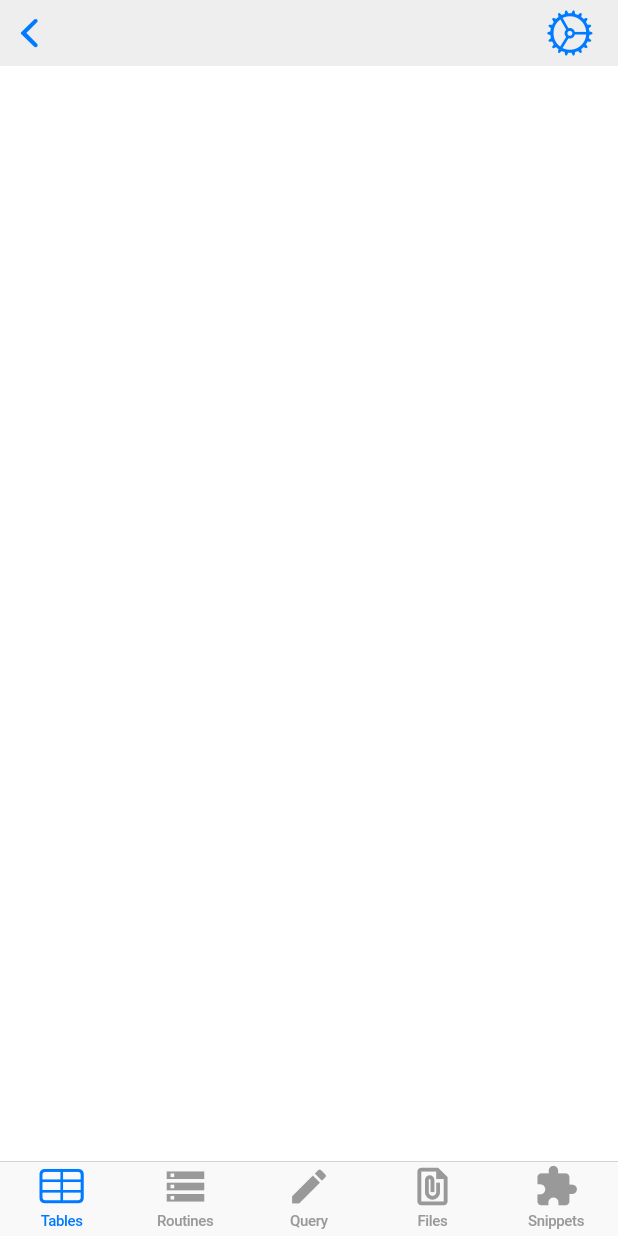
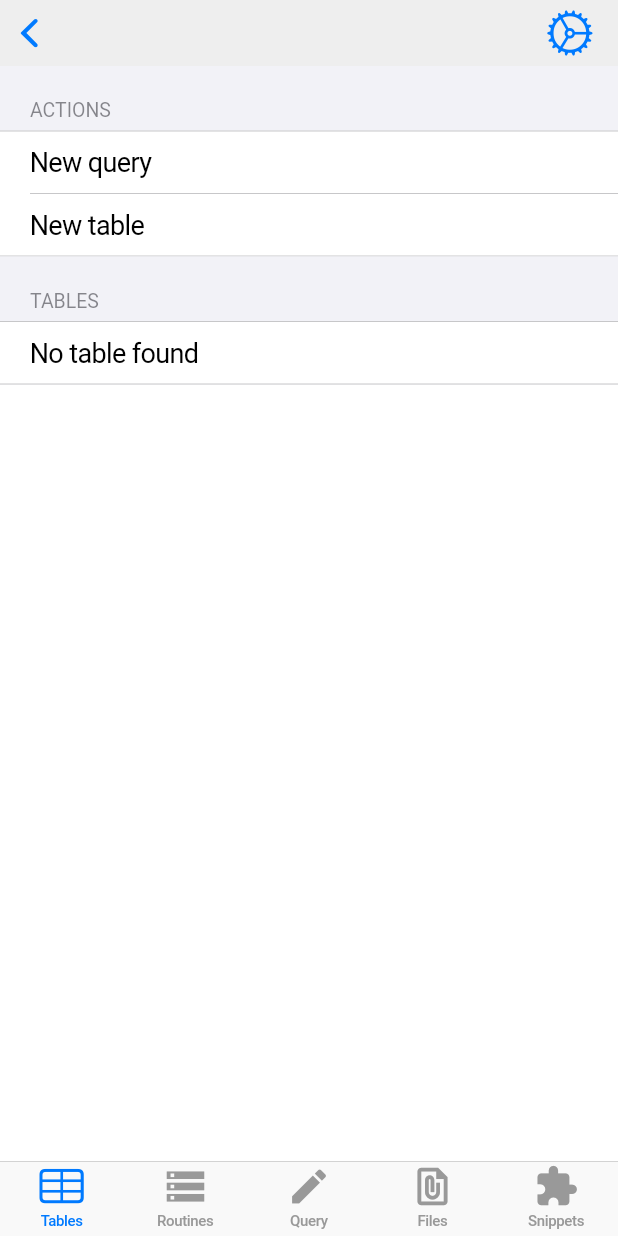
Before and after one commit to billcoding/mysql-client-flutter, a Flutter app: the MainPage screen opened directly with empty values, on a phone screen of 412 x 824 dp. Run offline on Flutter 3.47's test engine with Material 2 defaults, Android fonts, the light colour scheme and no system bars; our stand-ins replace flutter_easyloading, fluttertoast; missing offline and left inert: dart_mysql, sp_util.

Commit message:
Done: read tables

```diff
--- a/lib/pages/connections/home.dart
+++ b/lib/pages/connections/home.dart
@@ -211,7 +211,7 @@ class _HomePageState extends State<HomePage> {
   }
 
   Future<void> start(BuildContext context, int index) async {
-    EasyLoading.show(status: 'connecting...');
+    EasyLoading.show(status: 'Connecting...');
     var _conn = _connections[index];
     _conn.connect().then((conn) async {
       conn.close();
@@ -219,7 +219,7 @@ class _HomePageState extends State<HomePage> {
       Navigator.of(context).push(MaterialPageRoute(
           builder: (context) => MainPage(_conn, title: _conn.alias)));
     }).onError((error, stackTrace) {
-      EasyLoading.showError('connect: fail');
+      EasyLoading.showError('Connect: fail');
     });
   }
 }
--- a/lib/pages/mysql/main.dart
+++ b/lib/pages/mysql/main.dart
@@ -1,6 +1,5 @@
 library mysql_main;
 
-import 'package:dart_mysql/dart_mysql.dart';
 import 'package:flutter/cupertino.dart';
 import 'package:flutter/material.dart';
 import 'package:flutter_easyloading/flutter_easyloading.dart';
@@ -33,7 +32,9 @@ class _MainPageState extends State<MainPage> {
   void initState() {
     super.initState();
     open();
-    refreshTables();
+    Future.delayed(Duration(milliseconds: 100), () {
+      refreshTables();
+    });
   }
 
   @override
@@ -88,40 +89,31 @@ class _MainPageState extends State<MainPage> {
   }
 
   Widget buildTableTabView(BuildContext context) {
-    return
-
-        // Column(children: [
-        //   CupertinoFormSection(header: Text('ACTIONS'), children: [
-        //     CupertinoFormRow(
-        //         padding: EdgeInsets.symmetric(vertical: 10, horizontal: 20),
-        //         child: Row(children: [
-        //           Expanded(
-        //               flex: 19,
-        //               child: Text(
-        //                 'New query',
-        //                 style: TextStyle(fontSize: 18),
-        //               ))
-        //         ])),
-        //     CupertinoFormRow(
-        //         padding: EdgeInsets.symmetric(vertical: 10, horizontal: 20),
-        //         child: Row(children: [
-        //           Expanded(
-        //               flex: 19,
-        //               child: Text(
-        //                 'New table',
-        //                 style: TextStyle(fontSize: 18),
-        //               ))
-        //         ])),
-        //   ]),
-        // CupertinoFormSection(header: Text('TABLES'), children: [
-        ListView.builder(
-            itemCount: _tables.length,
-            itemBuilder: (BuildContext context, int index) {
-              return Text(_tables[index].name, style: TextStyle(fontSize: 18));
-            });
-    // ]),
-    // ]
-    // );
+    return ListView(children: [
+      CupertinoFormSection(header: Text('ACTIONS'), children: [
+        CupertinoFormRow(
+            padding: EdgeInsets.symmetric(vertical: 10, horizontal: 20),
+            child: Row(children: [
+              Expanded(
+                  flex: 19,
+                  child: Text(
+                    'New query',
+                    style: TextStyle(fontSize: 18),
+                  ))
+            ])),
+        CupertinoFormRow(
+            padding: EdgeInsets.symmetric(vertical: 10, horizontal: 20),
+            child: Row(children: [
+              Expanded(
+                  flex: 19,
+                  child: Text(
+                    'New table',
+                    style: TextStyle(fontSize: 18),
+                  ))
+            ])),
+      ]),
+      CupertinoFormSection(header: Text('TABLES'), children: buildTableItems()),
+    ]);
   }
 
   Widget buildRoutineTabView(BuildContext context) {
@@ -203,15 +195,45 @@ class _MainPageState extends State<MainPage> {
       conn.close();
       return;
     }
-    EasyLoading.showError('connect: fail');
+    EasyLoading.showError('Connect: fail');
     Navigator.of(context).pop();
+  }
+
+  List<Widget> buildTableItems() {
+    if (_tables.isEmpty) {
+      return [
+        CupertinoFormRow(
+            padding: EdgeInsets.symmetric(vertical: 10, horizontal: 20),
+            child: Row(children: [
+              Expanded(
+                  flex: 19,
+                  child: Text(
+                    'No table found',
+                    style: TextStyle(fontSize: 18),
+                  ))
+            ]))
+      ];
+    }
+    return _tables.map((t) {
+      return CupertinoFormRow(
+          padding: EdgeInsets.symmetric(vertical: 10, horizontal: 20),
+          child: Row(children: [
+            Expanded(
+                flex: 19,
+                child: Text(
+                  t.name,
+                  style: TextStyle(fontSize: 18),
+                ))
+          ]));
+    }).toList();
   }
 
   Future<void> refreshTables() async {
     var conn = await widget.conn.connect();
-    var ls = await queryTable(conn, widget.conn);
+    var tables = await queryTable(conn, widget.conn);
+    _tables.clear();
     setState(() {
-      _tables = ls;
+      _tables.addAll(tables);
     });
   }
 }
```
